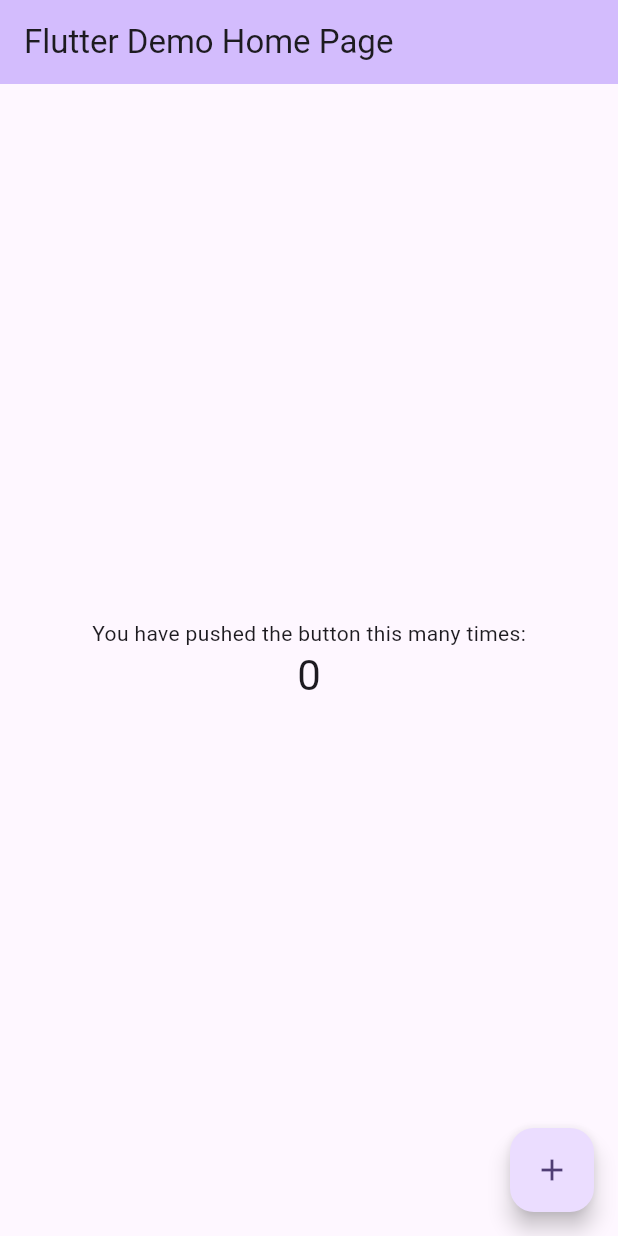
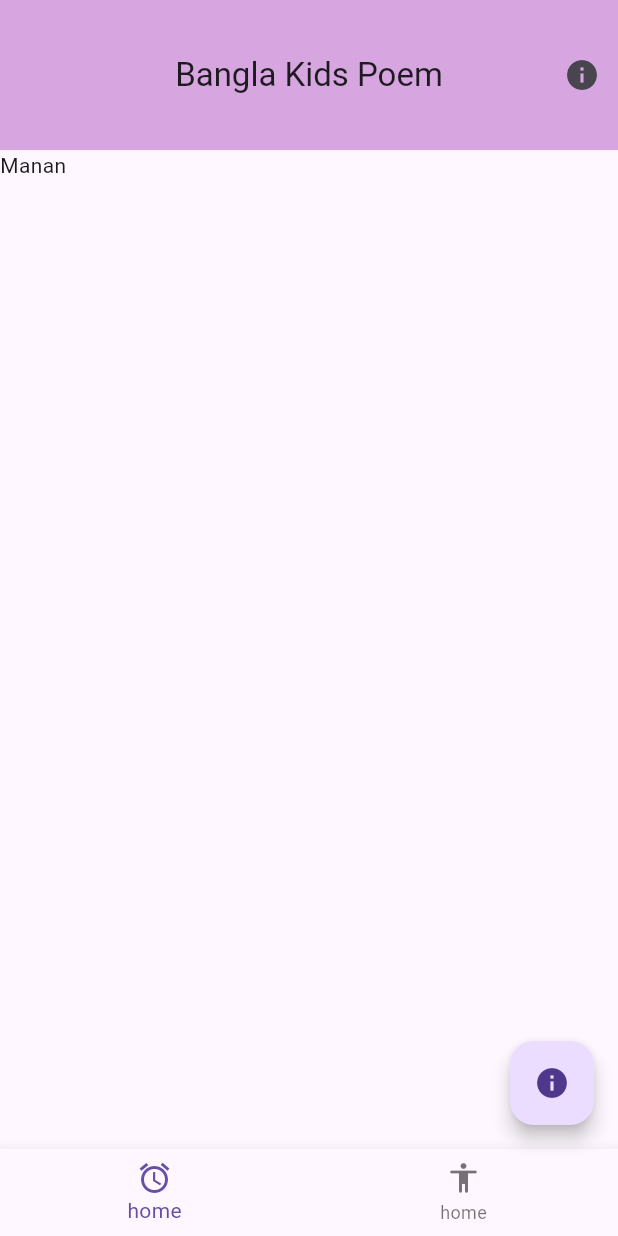
Before and after one commit to AhmedManan/Flutter_Mini_Projects, a Flutter app: the screen it shows after launch, on a phone screen of 412 x 824 dp. Run offline on Flutter 3.47's test engine with Material 3 defaults, Android fonts, the phone set to English and light mode, and no system bars.

Commit message:
Added home page
* Added home page for bangla kids poem app

```diff
--- a/bangla_kids_poem/lib/main.dart
+++ b/bangla_kids_poem/lib/main.dart
@@ -1,123 +1,62 @@
 import 'package:flutter/material.dart';
 
-void main() {
-  runApp(const MyApp());
+main(){
+  runApp(MyApp()); // Application
 }
 
-class MyApp extends StatelessWidget {
+class MyApp extends StatelessWidget{
   const MyApp({super.key});
 
-  // This widget is the root of your application.
+
   @override
   Widget build(BuildContext context) {
-    return MaterialApp(
+    // TODO: implement build
+    return MaterialApp (
+      theme: ThemeData(primarySwatch: Colors.purple),
+      darkTheme: ThemeData(primarySwatch: Colors.deepPurple),
       debugShowCheckedModeBanner: false,
-      title: 'Bangla Kids Poem',
-      theme: ThemeData(
-        // This is the theme of your application.
-        //
-        // TRY THIS: Try running your application with "flutter run". You'll see
-        // the application has a purple toolbar. Then, without quitting the app,
-        // try changing the seedColor in the colorScheme below to Colors.green
-        // and then invoke "hot reload" (save your changes or press the "hot
-        // reload" button in a Flutter-supported IDE, or press "r" if you used
-        // the command line to start the app).
-        //
-        // Notice that the counter didn't reset back to zero; the application
-        // state is not lost during the reload. To reset the state, use hot
-        // restart instead.
-        //
-        // This works for code too, not just values: Most code changes can be
-        // tested with just a hot reload.
-        colorScheme: .fromSeed(seedColor: Colors.deepPurple),
+      home:homeActivity());
+  }
+}
+
+class homeActivity extends StatelessWidget{
+    const homeActivity({super.key});
+
+    mySnackBar(message, context)
+    {
+      return ScaffoldMessenger.of(context).showSnackBar(
+        SnackBar(content: Text(message))
+      );
+    }
+  @override
+  Widget build(BuildContext context){
+    // throw UnimplementedError();
+    return Scaffold(
+      appBar: AppBar(
+        title: Text('Bangla Kids Poem'),
+        centerTitle: true,
+        backgroundColor: const Color.fromARGB(101, 155, 39, 176),
+        toolbarHeight: 100,
+        actions: [
+          IconButton(onPressed: (){mySnackBar("message", context);}, icon: Icon(Icons.info))
+        ],
+
       ),
-      home: const MyHomePage(title: 'Flutter Demo Home Page'),
+      body: Text('Manan'),
+      // drawer: ,
+      // endDrawer: ,
+      bottomNavigationBar: BottomNavigationBar(
+        currentIndex: 0,
+        items: [
+          BottomNavigationBarItem(icon: Icon(Icons.access_alarms_sharp), label: 'home'),
+          BottomNavigationBarItem(icon: Icon(Icons.accessibility_rounded), label: 'home')
+        ]
+        ),
+      floatingActionButton: FloatingActionButton(
+        onPressed: (){},
+        elevation: 5,
+        child: Icon(Icons.info)
+      )
     );
   }
 }
-
-class MyHomePage extends StatefulWidget {
-  const MyHomePage({super.key, required this.title});
-
-  // This widget is the home page of your application. It is stateful, meaning
-  // that it has a State object (defined below) that contains fields that affect
-  // how it looks.
-
-  // This class is the configuration for the state. It holds the values (in this
-  // case the title) provided by the parent (in this case the App widget) and
-  // used by the build method of the State. Fields in a Widget subclass are
-  // always marked "final".
-
-  final String title;
-
-  @override
-  State<MyHomePage> createState() => _MyHomePageState();
-}
-
-class _MyHomePageState extends State<MyHomePage> {
-  int _counter = 0;
-
-  void _incrementCounter() {
-    setState(() {
-      // This call to setState tells the Flutter framework that something has
-      // changed in this State, which causes it to rerun the build method below
-      // so that the display can reflect the updated values. If we changed
-      // _counter without calling setState(), then the build method would not be
-      // called again, and so nothing would appear to happen.
-      _counter++;
-    });
-  }
-
-  @override
-  Widget build(BuildContext context) {
-    // This method is rerun every time setState is called, for instance as done
-    // by the _incrementCounter method above.
-    //
-    // The Flutter framework has been optimized to make rerunning build methods
-    // fast, so that you can just rebuild anything that needs updating rather
-    // than having to individually change instances of widgets.
-    return Scaffold(
-      appBar: AppBar(
-        // TRY THIS: Try changing the color here to a specific color (to
-        // Colors.amber, perhaps?) and trigger a hot reload to see the AppBar
-        // change color while the other colors stay the same.
-        backgroundColor: Theme.of(context).colorScheme.inversePrimary,
-        // Here we take the value from the MyHomePage object that was created by
-        // the App.build method, and use it to set our appbar title.
-        title: Text(widget.title),
-      ),
-      body: Center(
-        // Center is a layout widget. It takes a single child and positions it
-        // in the middle of the parent.
-        child: Column(
-          // Column is also a layout widget. It takes a list of children and
-          // arranges them vertically. By default, it sizes itself to fit its
-          // children horizontally, and tries to be as tall as its parent.
-          //
-          // Column has various properties to control how it sizes itself and
-          // how it positions its children. Here we use mainAxisAlignment to
-          // center the children vertically; the main axis here is the vertical
-          // axis because Columns are vertical (the cross axis would be
-          // horizontal).
-          //
-          // TRY THIS: Invoke "debug painting" (choose the "Toggle Debug Paint"
-          // action in the IDE, or press "p" in the console), to see the
-          // wireframe for each widget.
-          mainAxisAlignment: .center,
-          children: [
-            const Text('You have pushed the button this many times:'),
-            Text(
-              '$_counter',
-              style: Theme.of(context).textTheme.headlineMedium,
-            ),
-          ],
-        ),
-      ),
-      floatingActionButton: FloatingActionButton(
-        onPressed: _incrementCounter,
-        tooltip: 'Increment',
-        child: const Icon(Icons.add),
-      ),
-    );
-  }
-}
```
